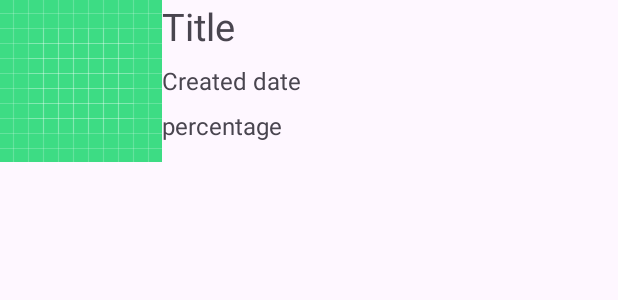
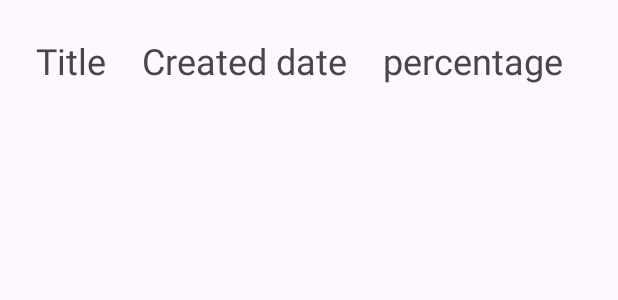
Before and after one commit to elton-kaqiu/programming-languages, an Android app: the layout programming_language_detail.xml on its own in the app's theme, with its tools: preview values and no code run, on a phone screen of 412 x 824 dp. Shown: the top 300 px of the screen. Run offline under Robolectric (Android 15) with nearby library versions, the phone set to English and light mode, and no system bars.

Commit message:
last update

```diff
--- a/app/src/main/res/layout/activity_main.xml
+++ b/app/src/main/res/layout/activity_main.xml
@@ -8,6 +8,9 @@
     tools:context=".MainActivity">
 
 
-
+<androidx.fragment.app.FragmentContainerView
+    android:id="@+id/fragmentContainer"
+    android:layout_width="match_parent"
+    android:layout_height="match_parent"/>
 
 </RelativeLayout>
--- a/app/src/main/res/layout/fragment_login_screen.xml
+++ b/app/src/main/res/layout/fragment_login_screen.xml
@@ -42,7 +42,7 @@
         />
 
     <androidx.appcompat.widget.AppCompatButton
-        android:id="@+id/button"
+        android:id="@+id/btnLogin"
         android:layout_width="match_parent"
         android:layout_height="wrap_content"
         android:layout_below="@+id/password"
@@ -52,9 +52,10 @@
         android:textColor="#FFFFFF" />
 
     <TextView
+        android:id="@+id/forgotPassword"
         android:layout_width="wrap_content"
         android:layout_height="wrap_content"
-        android:layout_below="@+id/button"
+        android:layout_below="@+id/btnLogin"
         android:layout_marginTop="16dp"
         android:text="@string/forgot_password"
         android:textColor="#007ACC"
--- a/app/src/main/res/layout/fragment_programming_languages.xml
+++ b/app/src/main/res/layout/fragment_programming_languages.xml
@@ -6,6 +6,7 @@
     android:orientation="vertical"
     tools:context=".fragments.ProgrammingLanguagesFragment">
 
+
     <ListView
         android:id="@+id/programmingLanguagesList"
         android:layout_width="match_parent"
--- a/app/src/main/res/layout/programming_language_detail.xml
+++ b/app/src/main/res/layout/programming_language_detail.xml
@@ -1,40 +1,33 @@
 <?xml version="1.0" encoding="utf-8"?>
 <RelativeLayout xmlns:android="http://schemas.android.com/apk/res/android"
     android:layout_width="match_parent"
-    android:layout_height="match_parent">
+    android:layout_height="match_parent"
+    android:padding="24dp">
 
-    <ImageView
-        android:id="@+id/languageImage"
-        android:layout_width="wrap_content"
-        android:layout_height="wrap_content"
-        android:src="@drawable/ic_launcher_background" />
 
     <TextView
         android:id="@+id/title"
         android:layout_width="wrap_content"
         android:layout_height="wrap_content"
-        android:layout_toEndOf="@+id/languageImage"
         android:text="@string/title"
-        android:textSize="25sp" />
+        android:textSize="24sp" />
 
     <TextView
         android:id="@+id/date"
         android:layout_width="wrap_content"
         android:layout_height="wrap_content"
-        android:layout_below="@+id/title"
-        android:layout_marginTop="8dp"
-        android:layout_toEndOf="@+id/languageImage"
+        android:layout_marginStart="24dp"
+        android:layout_toEndOf="@+id/title"
         android:text="@string/created_date"
-        android:textSize="16sp" />
+        android:textSize="24sp" />
 
     <TextView
         android:id="@+id/usagePercentage"
         android:layout_width="wrap_content"
         android:layout_height="wrap_content"
-        android:layout_below="@+id/date"
-        android:layout_marginTop="8dp"
-        android:layout_toEndOf="@+id/languageImage"
+        android:layout_marginStart="24dp"
+        android:layout_toEndOf="@+id/date"
         android:text="percentage"
-        android:textSize="16sp" />
+        android:textSize="24sp" />
 
 </RelativeLayout>
```
Also changed, not shown: app/src/main/java/com/example/famousprogramminglanguageapp/adapters/ProgrammingLanguageAdapter.kt (+16 -2 lines), app/src/main/java/com/example/famousprogramminglanguageapp/fragments/LoginScreenFragment.kt (+56 -0 lines), app/src/main/java/com/example/famousprogramminglanguageapp/fragments/ProgrammingLanguagesFragment.kt (+21 -0 lines).
